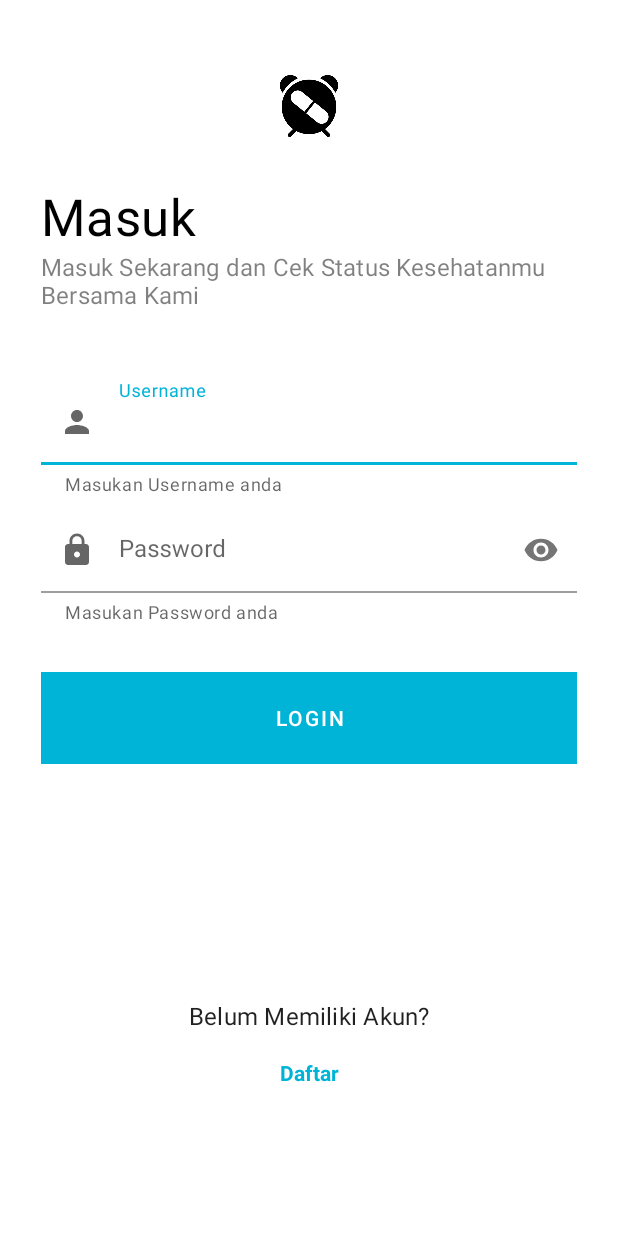
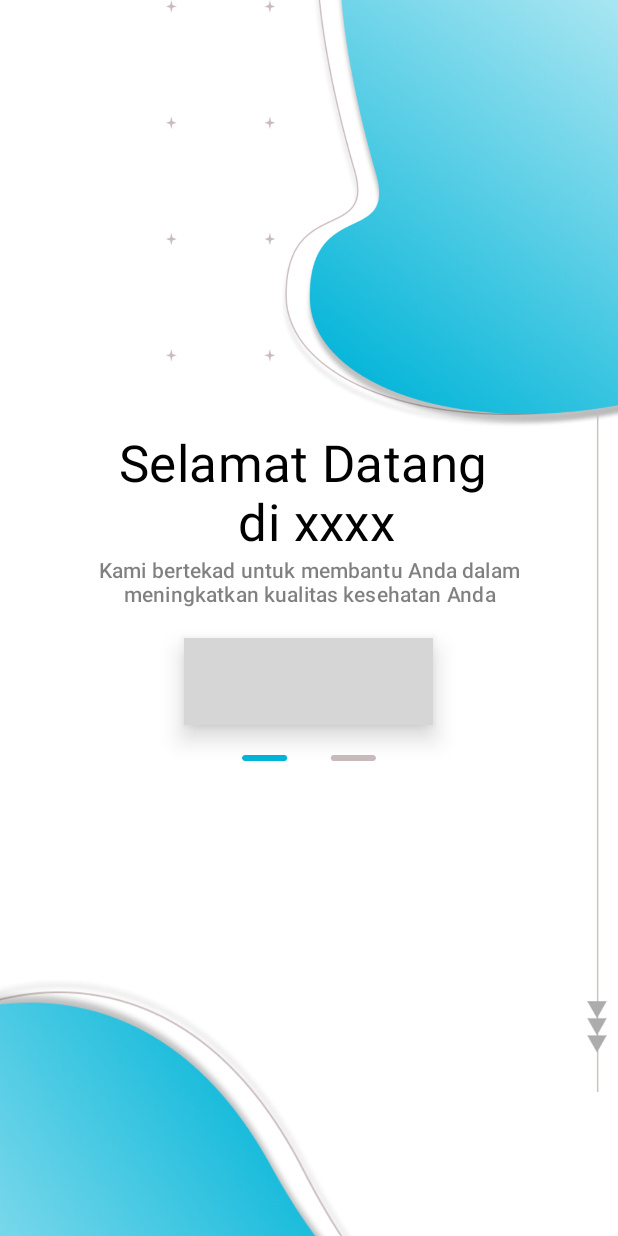
Before and after one commit to dumbgoat7/Tubes, an Android app: the screen it shows after launch (LoginActivity before the commit, IntroPageActivity after it), on a phone screen of 412 x 824 dp. Run offline under Robolectric (Android 15) with nearby library versions, the phone set to English and light mode, and no system bars; grey boxes are pictures that could not be loaded.

Commit message:
nyesuaiin sm figma bagian sbelum login

```diff
--- a/app/src/main/AndroidManifest.xml
+++ b/app/src/main/AndroidManifest.xml
@@ -36,6 +36,9 @@
         <activity
             android:name=".EditNewsActivity"
             android:exported="false"/>
+        <activity
+            android:name=".IntroPageActivity"
+            android:exported="false"/>
         <service
             android:name=".MyFirebaseMessagingService"
             android:exported="false">
--- a/app/src/main/java/com/example/tubespbp/EditNewsActivity.kt
+++ b/app/src/main/java/com/example/tubespbp/EditNewsActivity.kt
@@ -42,6 +42,9 @@ class EditNewsActivity : AppCompatActivity() {
             Constant.TYPE_READ -> {
                 button_save.visibility = View.GONE
                 button_update.visibility = View.GONE
+                edit_title.keyListener = null
+                edit_note.keyListener = null
+                getNews()
             }
             Constant.TYPE_UPDATE -> {
                 button_save.visibility = View.GONE
--- /dev/null
+++ b/app/src/main/java/com/example/tubespbp/IntroPage1Fragment.kt
@@ -0,0 +1,31 @@
+package com.example.tubespbp
+
+import android.os.Bundle
+import android.view.LayoutInflater
+import android.view.View
+import android.view.ViewGroup
+import android.widget.ImageButton
+import androidx.fragment.app.Fragment
+
+class IntroPage1Fragment : Fragment() {
+    private lateinit var start : ImageButton
+
+    override fun onCreateView(
+        inflater: LayoutInflater, container: ViewGroup?,
+        savedInstanceState: Bundle?
+    ): View? {
+        return inflater.inflate(R.layout.fragment_intropage1, container, false)
+    }
+
+    override fun onViewCreated(view: View, savedInstanceState: Bundle?) {
+        super.onViewCreated(view, savedInstanceState)
+        start = view.findViewById(R.id.btn1)
+
+        start.setOnClickListener{
+            val transaction = activity?.supportFragmentManager?.beginTransaction()
+            transaction!!.replace(R.id.layout_introfragment, IntroPage2Fragment())
+            transaction.addToBackStack(null)
+            transaction.commit()
+        }
+    }
+}
--- /dev/null
+++ b/app/src/main/java/com/example/tubespbp/IntroPageActivity.kt
@@ -0,0 +1,26 @@
+package com.example.tubespbp
+
+import android.os.Bundle
+import android.view.Menu
+import android.view.MenuInflater
+import android.widget.ImageButton
+import androidx.appcompat.app.AppCompatActivity
+import androidx.fragment.app.Fragment
+
+class IntroPageActivity  : AppCompatActivity()  {
+
+    override fun onCreate(savedInstanceState: Bundle?) {
+        super.onCreate(savedInstanceState)
+        setContentView(R.layout.activity_intropage)
+        supportActionBar?.hide()
+
+        val transaction = supportFragmentManager.beginTransaction()
+        transaction.replace(R.id.layout_introfragment, IntroPage1Fragment())
+        transaction.addToBackStack(null)
+        transaction.commit()
+    }
+
+    override fun onBackPressed() {
+        super.onBackPressed()
+    }
+}
--- a/app/src/main/java/com/example/tubespbp/LoginActivity.kt
+++ b/app/src/main/java/com/example/tubespbp/LoginActivity.kt
@@ -114,9 +114,12 @@ class LoginActivity : AppCompatActivity() {
 
     }
 
-        fun getBundle() {
+    fun getBundle() {
         mBundle = intent.getBundleExtra("register")!!
         regUser = mBundle!!.getString("username")!!
         regPass = mBundle!!.getString("password")!!
     }
+    override fun onBackPressed() {
+        return
+    }
 }
--- a/app/src/main/java/com/example/tubespbp/StartUpActivity.kt
+++ b/app/src/main/java/com/example/tubespbp/StartUpActivity.kt
@@ -39,7 +39,7 @@ class StartUpActivity : AppCompatActivity() {
                 .apply()
 
             Handler(Looper.getMainLooper()).postDelayed({
-                val intent = Intent(this, LoginActivity::class.java)
+                val intent = Intent(this, IntroPageActivity::class.java)
                 startActivity(intent)
                 finish()
             }, 3000)
--- /dev/null
+++ b/app/src/main/res/layout/activity_intropage.xml
@@ -0,0 +1,17 @@
+<?xml version="1.0" encoding="utf-8"?>
+<androidx.constraintlayout.widget.ConstraintLayout xmlns:android="http://schemas.android.com/apk/res/android"
+    xmlns:app="http://schemas.android.com/apk/res-auto"
+    xmlns:tools="http://schemas.android.com/tools"
+    android:layout_width="match_parent"
+    android:layout_height="match_parent">
+
+    <androidx.fragment.app.FragmentContainerView
+        android:id="@+id/layout_introfragment"
+        android:layout_width="match_parent"
+        android:layout_height="0dp"
+        app:layout_constraintBottom_toBottomOf="parent"
+        app:layout_constraintEnd_toEndOf="parent"
+        app:layout_constraintStart_toStartOf="parent"
+        app:layout_constraintTop_toTopOf="parent" />
+
+</androidx.constraintlayout.widget.ConstraintLayout>
--- /dev/null
+++ b/app/src/main/res/layout/fragment_intropage1.xml
@@ -0,0 +1,85 @@
+<?xml version="1.0" encoding="utf-8"?>
+<RelativeLayout
+    xmlns:android="http://schemas.android.com/apk/res/android"
+    xmlns:app="http://schemas.android.com/apk/res-auto"
+    xmlns:tools="http://schemas.android.com/tools"
+    android:layout_width="match_parent"
+    android:layout_height="match_parent">
+
+    <ImageView
+        android:id="@+id/hiasan1"
+        android:layout_width="508dp"
+        android:layout_height="285dp"
+        android:layout_marginEnd="-100dp"
+        android:layout_alignParentEnd="true"
+        app:srcCompat="@drawable/hiasan1" />
+
+    <ImageView
+        android:id="@+id/hiasan2"
+        android:layout_width="wrap_content"
+        android:layout_height="456dp"
+        android:layout_below="@id/hiasan1"
+        android:layout_alignParentEnd="true"
+        android:layout_marginTop="-13dp"
+        app:srcCompat="@drawable/hiasan2" />
+
+    <ImageView
+        android:id="@+id/hiasan3"
+        android:layout_width="417dp"
+        android:layout_height="252dp"
+        android:layout_alignParentBottom="true"
+        android:layout_marginTop="88dp"
+        android:layout_marginBottom="-40dp"
+        app:srcCompat="@drawable/hiasan3" />
+
+    <TextView
+        android:id="@+id/welcomeText"
+        style="@style/TextAppearance.MaterialComponents.Headline4"
+        android:layout_width="match_parent"
+        android:layout_height="wrap_content"
+        android:layout_marginStart="27dp"
+        android:layout_marginEnd="27dp"
+        android:layout_below="@id/hiasan1"
+        android:textAlignment="center"
+        android:text="Selamat Datang \n di xxxx"
+        android:textColor="@color/black"
+        />
+
+    <TextView
+        android:id="@+id/desc1"
+        style="@style/TextAppearance.MaterialComponents.Subtitle2"
+        android:layout_width="match_parent"
+        android:layout_height="wrap_content"
+        android:layout_below="@id/welcomeText"
+        android:layout_marginStart="27dp"
+        android:layout_marginEnd="27dp"
+        android:alpha="0.5"
+        android:text="Kami bertekad untuk membantu Anda dalam meningkatkan kualitas kesehatan Anda"
+        android:textAlignment="center"
+        android:textColor="@color/black" />
+
+    <ImageButton
+        android:id="@+id/btn1"
+        android:layout_width="166dp"
+        android:layout_height="58dp"
+        android:layout_marginTop="20dp"
+        android:layout_below="@id/desc1"
+        android:layout_centerHorizontal="true"
+        android:backgroundTint="@color/white"
+        android:elevation="10dp"
+        android:background="@drawable/shapebutton"
+        android:src="@drawable/hiasan5"/>
+
+    <ImageView
+        android:id="@+id/hiasan4"
+        android:layout_width="89dp"
+        android:layout_height="4dp"
+        android:layout_below="@id/btn1"
+        android:layout_centerHorizontal="true"
+        android:layout_marginTop="20dp"
+        app:srcCompat="@drawable/hiasan4" />
+
+
+
+
+</RelativeLayout>
```
Also changed, not shown: app/src/main/java/com/example/tubespbp/IntroPage2Fragment.kt (added, +34 -0 lines), app/src/main/res/layout/fragment_intropage2.xml (added, +79 -0 lines), app/src/main/res/drawable-v24/hiasan1.png (added), app/src/main/res/drawable-v24/hiasan10.png (added), app/src/main/res/drawable-v24/hiasan2.png (added), app/src/main/res/drawable-v24/hiasan3.png (added), app/src/main/res/drawable-v24/hiasan4.png (added), app/src/main/res/drawable-v24/hiasan5.png (added), app/src/main/res/drawable-v24/hiasan6.png (added), app/src/main/res/drawable-v24/hiasan7.png (added), app/src/main/res/drawable-v24/hiasan8.png (added), app/src/main/res/drawable-v24/hiasan9.png (added).
